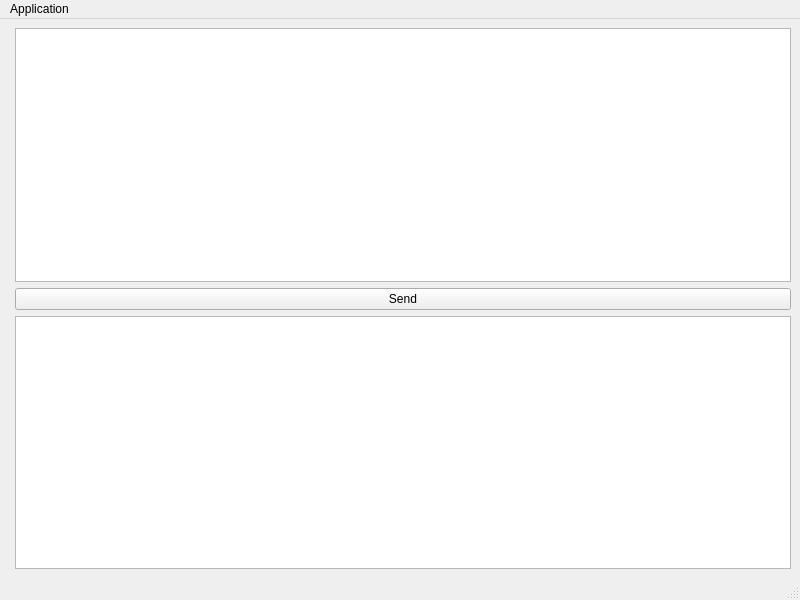
Old version of the form MainWindow.ui in the repository draurug/GameZero.
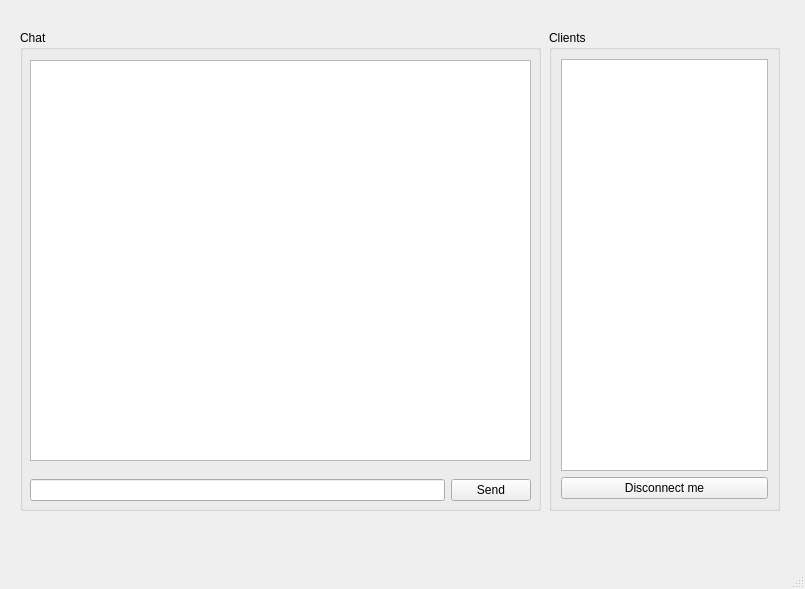
New version of the form.

```diff
--- a/MainWindow.ui
+++ b/MainWindow.ui
@@ -6,49 +6,100 @@
    <rect>
     <x>0</x>
     <y>0</y>
-    <width>800</width>
-    <height>600</height>
+    <width>805</width>
+    <height>589</height>
    </rect>
   </property>
   <property name="windowTitle">
    <string>MainWindow</string>
   </property>
   <widget class="QWidget" name="centralwidget">
-   <layout class="QFormLayout" name="formLayout">
-    <item row="1" column="1">
-     <widget class="QTextEdit" name="m_messageInput"/>
-    </item>
-    <item row="3" column="1">
-     <widget class="QPushButton" name="m_sendButton">
-      <property name="text">
-       <string>Send</string>
-      </property>
-     </widget>
-    </item>
-    <item row="5" column="1">
-     <widget class="QTextEdit" name="m_messageOutput">
-      <property name="readOnly">
-       <bool>true</bool>
-      </property>
-     </widget>
-    </item>
-   </layout>
+   <widget class="QGroupBox" name="clientList">
+    <property name="geometry">
+     <rect>
+      <x>549</x>
+      <y>30</y>
+      <width>231</width>
+      <height>481</height>
+     </rect>
+    </property>
+    <property name="title">
+     <string>Clients</string>
+    </property>
+    <layout class="QVBoxLayout" name="verticalLayout">
+     <item>
+      <widget class="QListWidget" name="m_clientList"/>
+     </item>
+     <item>
+      <widget class="QPushButton" name="m_disconnect">
+       <property name="text">
+        <string>Disconnect me</string>
+       </property>
+      </widget>
+     </item>
+    </layout>
+   </widget>
+   <widget class="QGroupBox" name="chat">
+    <property name="geometry">
+     <rect>
+      <x>20</x>
+      <y>30</y>
+      <width>521</width>
+      <height>481</height>
+     </rect>
+    </property>
+    <property name="title">
+     <string>Chat</string>
+    </property>
+    <widget class="QTextEdit" name="m_chatHistory">
+     <property name="geometry">
+      <rect>
+       <x>10</x>
+       <y>30</y>
+       <width>501</width>
+       <height>401</height>
+      </rect>
+     </property>
+    </widget>
+    <widget class="QWidget" name="layoutWidget">
+     <property name="geometry">
+      <rect>
+       <x>10</x>
+       <y>440</y>
+       <width>501</width>
+       <height>41</height>
+      </rect>
+     </property>
+     <layout class="QHBoxLayout" name="messaging">
+      <item>
+       <widget class="QLineEdit" name="m_typing"/>
+      </item>
+      <item>
+       <widget class="QPushButton" name="m_sendButton">
+        <property name="minimumSize">
+         <size>
+          <width>50</width>
+          <height>10</height>
+         </size>
+        </property>
+        <property name="text">
+         <string>Send</string>
+        </property>
+       </widget>
+      </item>
+     </layout>
+    </widget>
+   </widget>
   </widget>
   <widget class="QMenuBar" name="menubar">
    <property name="geometry">
     <rect>
      <x>0</x>
      <y>0</y>
-     <width>800</width>
+     <width>805</width>
      <height>23</height>
     </rect>
    </property>
-   <widget class="QMenu" name="menuApplication">
-    <property name="title">
-     <string>Application</string>
-    </property>
-   </widget>
-   <addaction name="menuApplication"/>
   </widget>
   <widget class="QStatusBar" name="statusbar"/>
  </widget>
```
